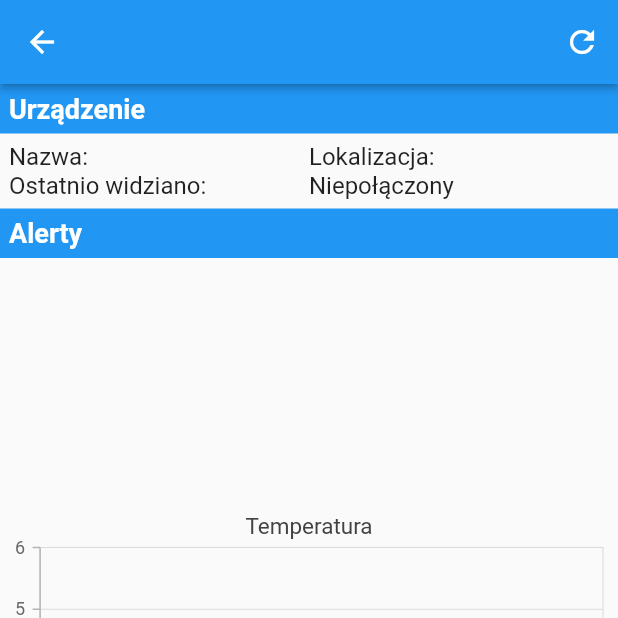
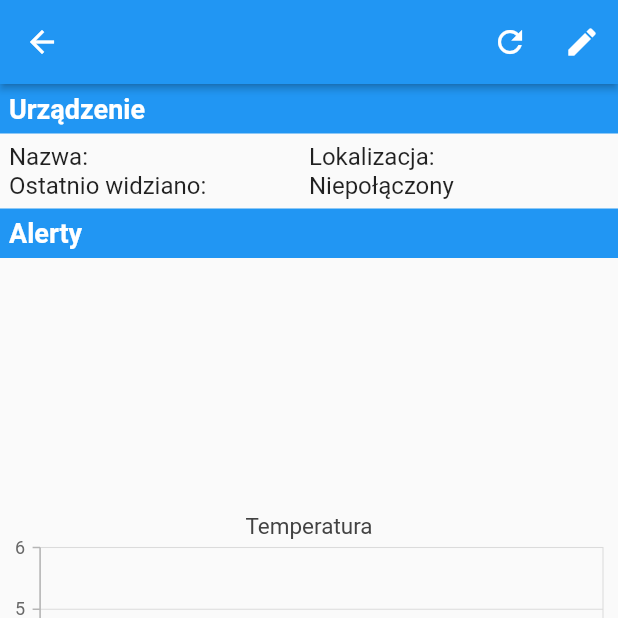
Before and after one commit to frankos6/animated-winner, a Flutter app: the DevicePage screen opened directly with empty values, after a tap on the "refresh" icon, on a phone screen of 412 x 824 dp, the top half of it. Run offline on Flutter 3.47's test engine with Material 2 defaults, Android fonts, the light colour scheme and no system bars; our stand-ins replace flutter_spinkit, syncfusion_flutter_charts; accounts and stored records are empty; network calls fail.

Commit message:
alerts on all pages

```diff
--- a/lib/models/Device.dart
+++ b/lib/models/Device.dart
@@ -33,9 +33,10 @@ class Device{
     location = utf8.decode(location.codeUnits);
     isConnected = json['isConnected'];
     if(json['lastSeen'] != null){
-      lastSeen = json['lastSeen'];
+      DateTime date = DateTime.parse(json['lastSeen']);
+      lastSeen = "${date.day}.${date.month}.${date.year} o ${date.hour}:${date.minute}:${date.second}";
     }else{
-      lastSeen = "null";
+      lastSeen = 'null';
     }
   }
 }
--- a/lib/pages/AlertsPage.dart
+++ b/lib/pages/AlertsPage.dart
@@ -99,7 +99,7 @@ class _AlertsPageState extends State<AlertsPage> {
                           ),
                           Expanded(
                             child: Column(children: [
-                              Text("${alerts[index].payload}",
+                              Text(alerts[index].payload,
                                   style: const TextStyle(
                                       fontSize: 18, fontWeight: FontWeight.bold)),
                               Text("${alerts[index].timestamp}",
--- a/lib/pages/DevicePage.dart
+++ b/lib/pages/DevicePage.dart
@@ -23,8 +23,7 @@ class _DevicePageState extends State<DevicePage> {
   bool gotData = false;
 
   getData() async {
-
-    await deviceService.getConfig(widget.device.id);
+    await deviceService.getConfig();
     await deviceService.getAlerts();
     await deviceService.getData();
     if (context.mounted) {
@@ -36,6 +35,7 @@ class _DevicePageState extends State<DevicePage> {
 
   @override
   void initState() {
+    /// TODO: change req admin to edit
     super.initState();
     gotData = false;
     deviceService = DeviceService(device: widget.device);
@@ -55,8 +55,7 @@ class _DevicePageState extends State<DevicePage> {
                     getData();
                   },
                   icon: const Icon(Icons.refresh)),
-              if (UserService.user.isAdmin &&
-                  widget.device.isConnected)
+              ///if (UserService.user.isAdmin && widget.device.isConnected) ////////////////////////////////////////////////////////////
                 IconButton(
                     onPressed: () {
                       if (context.mounted) {
--- a/lib/services/Config.dart
+++ b/lib/services/Config.dart
@@ -1,5 +1,5 @@
 class Config{
-  static String ip = "http://192.168.137.80:245";
+  static String ip = "http://192.168.137.102:245";
       //"http://blanciorgancior.pl/api";
 
 }
--- a/lib/services/DataService.dart
+++ b/lib/services/DataService.dart
@@ -47,7 +47,6 @@ class DataService{
       );
 
       if(response.statusCode == 200){
-        print(response.body);
 
         alerts = List<Alert>.empty(growable: true);
         List alertsJson = jsonDecode(response.body);
--- a/lib/services/DeviceService.dart
+++ b/lib/services/DeviceService.dart
@@ -20,11 +20,10 @@ class DeviceService{
   DeviceService({required this.device});
 
 
-  Future<void> getConfig(int deviceId) async {
+  Future<void> getConfig() async {
     try {
-      print(deviceId);
       var response = await http.get(
-          Uri.parse('${Config.ip}/device/$deviceId/config'),
+          Uri.parse('${Config.ip}/device/${device.id}/config'),
           headers: {
             "Accept": "application/json",
             "Authorization": UserService.loginData
@@ -55,15 +54,22 @@ class DeviceService{
 
   Future<void> getAlerts() async {
     try {
-      var response = await http.get(Uri.parse('https://jsonplaceholder.typicode.com/posts/1'));
-      if(response.statusCode == 200){
+      var response = await http.get(
+          Uri.parse('${Config.ip}/device/${device.id}/alerts'),
+          headers: {
+            "Accept": "application/json",
+            "Authorization": UserService.loginData
+          }
+      );
 
-        /// alerts order by date time
-        alerts = [
-          Alert(alertId: 3, deviceId: device.id, timestamp: "12:33", payload: "wet"),
-          Alert(alertId: 4, deviceId: device.id, timestamp: "12:37", payload: "Overheat"),
-        ];
+      alerts = List<Alert>.empty(growable: true);
+      List alertsJson = jsonDecode(response.body);
+      alertsJson = alertsJson.reversed.toList();
+
+      for(int i = 0; i < alertsJson.length; i++){
+        alerts.add(Alert.fromJson(alertsJson[i]));
       }
+
     } catch(e) {
       print(e);
     }
```
Also changed, not shown: lib/models/Alert.dart (+7 -6 lines), lib/pages/AllDevicesPage.dart (+7 -3 lines).
